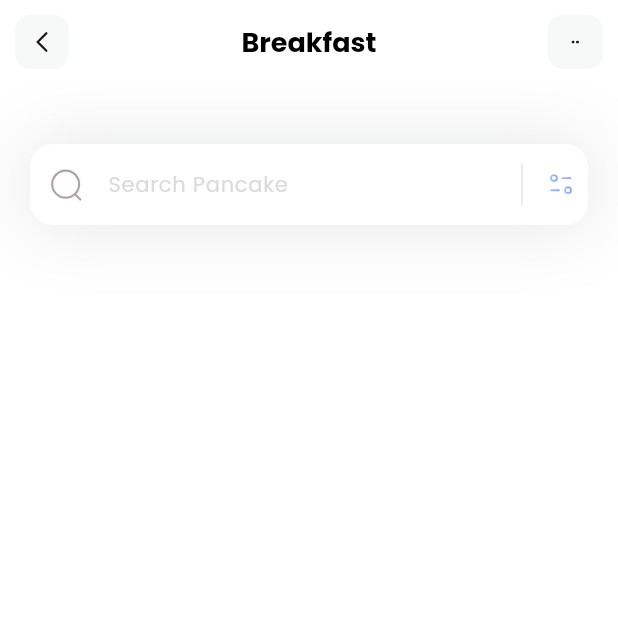
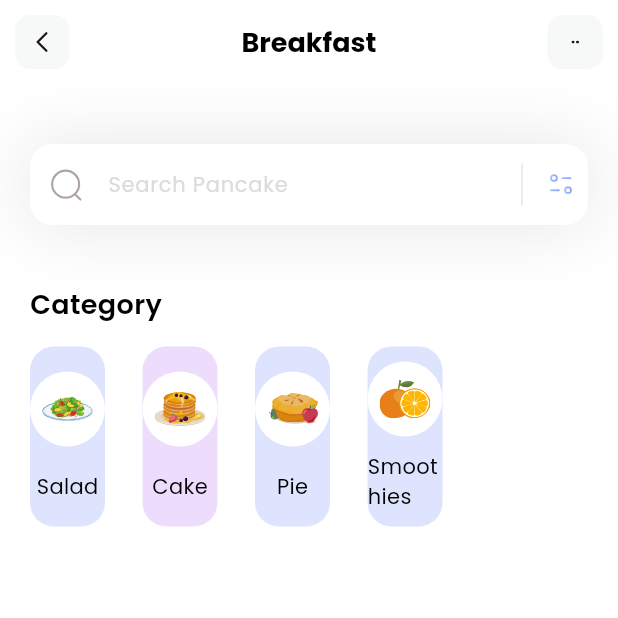
Before and after one commit to IsraelPeled/breakfast, a Flutter app: the screen it shows after launch, on a phone screen of 412 x 824 dp, the top half of it. Run offline on Flutter 3.47's test engine with Material 3 defaults, Android fonts, the phone set to English and light mode, and no system bars; our stand-ins replace flutter_svg.

Commit message:
add categories

```diff
--- /dev/null
+++ b/lib/components/search_field.dart
@@ -0,0 +1,61 @@
+import 'package:flutter/material.dart';
+import 'package:flutter_svg/flutter_svg.dart';
+
+
+class searchField extends StatelessWidget {
+  const searchField({super.key});
+
+  @override
+  Widget build(BuildContext context) {
+    return Container(
+      margin: const EdgeInsets.only(top: 40, left: 20, right: 20),
+      decoration: BoxDecoration(
+          boxShadow: [BoxShadow(
+              color: Color(0xff101617).withOpacity(0.11),
+              blurRadius: 40,
+              spreadRadius: 0
+          )]
+      ),
+      child: TextField(
+        decoration: InputDecoration(
+            filled: true,
+            fillColor: Colors.white,
+            contentPadding: const EdgeInsets.all(15),
+            hintText: 'Search Pancake',
+            hintStyle: TextStyle(
+                color: Color(0xffdddada),
+                fontSize: 14
+            ),
+            prefixIcon: Padding(
+              padding: const EdgeInsets.all(12),
+              child: SvgPicture.asset('assets/icons/Search.svg'),
+            ),
+            suffixIcon: Container(
+              width: 100,
+              child: IntrinsicHeight(
+                child: Row(
+                  mainAxisAlignment: MainAxisAlignment.end,
+                  children: [
+                    VerticalDivider(
+                      color: Colors.black,
+                      indent: 10,
+                      endIndent: 10,
+                      thickness: 0.1,
+                    ),
+                    Padding(
+                      padding: const EdgeInsets.all(8.0),
+                      child: SvgPicture.asset('assets/icons/Filter.svg'),
+                    ),
+                  ],
+                ),
+              ),
+            ),
+            border: OutlineInputBorder(
+                borderRadius: BorderRadius.circular(15),
+                borderSide: BorderSide.none
+            )
+        ),
+      ),
+    );
+  }
+}
--- a/lib/main.dart
+++ b/lib/main.dart
@@ -14,7 +14,7 @@ class MyApp extends StatelessWidget {
     return MaterialApp(
       debugShowCheckedModeBanner: false,
       theme: ThemeData(fontFamily: 'Poppins'),
-      home: const HomePage(),
+      home: HomePage(),
     );
   }
 }
--- /dev/null
+++ b/lib/models/category_model.dart
@@ -0,0 +1,47 @@
+import 'package:flutter/material.dart';
+
+class CategoryModel{
+  String name;
+  String iconPath;
+  Color boxColor;
+
+  CategoryModel({
+    required this.name,
+    required this.iconPath,
+    required this.boxColor,
+});
+
+  static List<CategoryModel> getCategories(){
+    List<CategoryModel> categories = [];
+
+    categories.add(
+        CategoryModel(
+            name: 'Salad',
+            iconPath: 'assets/icons/plate.svg',
+            boxColor: const Color(0xff92a3fd),)
+    );
+
+    categories.add(
+        CategoryModel(
+          name: 'Cake',
+          iconPath: 'assets/icons/pancakes.svg',
+          boxColor: const Color(0xffc58bf2),)
+    );
+
+    categories.add(
+        CategoryModel(
+          name: 'Pie',
+          iconPath: 'assets/icons/pie.svg',
+          boxColor: const Color(0xff92a3fd),)
+    );
+
+    categories.add(
+        CategoryModel(
+          name: 'Smoothies',
+          iconPath: 'assets/icons/orange-snacks.svg',
+          boxColor: const Color(0xff92a3fd),)
+    );
+
+    return categories;
+  }
+}
--- a/lib/pages/home_page.dart
+++ b/lib/pages/home_page.dart
@@ -1,76 +1,103 @@
+import 'package:breakfast/components/search_field.dart';
+import 'package:breakfast/models/category_model.dart';
 import 'package:flutter/material.dart';
 import 'package:flutter_svg/flutter_svg.dart';
 
 
-class HomePage extends StatelessWidget {
-  const HomePage({super.key});
+class HomePage extends StatefulWidget {
+  HomePage({super.key});
+
+  @override
+  State<HomePage> createState() => _HomePageState();
+}
+
+class _HomePageState extends State<HomePage> {
+  List<CategoryModel> categories = [];
+
+  void _getCategoris(){
+    categories = CategoryModel.getCategories();
+  }
+
+  @override
+  void initState(){
+    _getCategoris();
+  }
 
   @override
   Widget build(BuildContext context) {
+    _getCategoris();
     return Scaffold(
       appBar: appBar(),
       backgroundColor: Colors.white,
       body: Column(
+        crossAxisAlignment: CrossAxisAlignment.start,
         children: [
-          _searchField(),
+          searchField(),
+          SizedBox(height: 40,),
+          Column(
+            crossAxisAlignment: CrossAxisAlignment.start,
+            children: [
+              Padding(
+                padding: const EdgeInsets.only(left: 20),
+                child: Text(
+                  'Category',
+                  style: TextStyle(
+                    color: Colors.black,
+                    fontSize: 18,
+                    fontWeight: FontWeight.w600
+                  ),
+                ),
+              ),
+              SizedBox(height: 15,),
+              Container(
+                height: 120,
+                child: ListView.separated(
+                  itemCount: categories.length,
+                    scrollDirection: Axis.horizontal,
+                    padding: EdgeInsets.only(left: 20, right: 20),
+                    separatorBuilder: (context, index) => SizedBox(width: 25,),
+                    itemBuilder: (context, index){
+                      return Container(
+                        width: 50,
+                        decoration: BoxDecoration(
+                          color: categories[index].boxColor.withOpacity(0.3),
+                          borderRadius: BorderRadius.circular(16)
+                        ),
+                        child: Column(
+                          mainAxisAlignment: MainAxisAlignment.spaceEvenly,
+                          children: [
+                            Container(
+                              width: 50,
+                              height: 50,
+                              decoration: BoxDecoration(
+                                  color: Colors.white,
+                                  shape: BoxShape.circle
+                              ),
+                              child: Padding(
+                                padding: const EdgeInsets.all(8.0),
+                                child: SvgPicture.asset(categories[index].iconPath),
+                              ),
+                            ),
+                            Text(
+                              categories[index].name,
+                              style: TextStyle(
+                                fontWeight: FontWeight.w400,
+                                color: Colors.black,
+                                fontSize: 14,
+                              ),
+                            )
                           ],
                         ),
                       );
                     }
-}
-
-
-Container _searchField(){
-   return Container(
-     margin: const EdgeInsets.only(top: 40, left: 20, right: 20),
-     decoration: BoxDecoration(
-         boxShadow: [BoxShadow(
-             color: Color(0xff101617).withOpacity(0.11),
-             blurRadius: 40,
-             spreadRadius: 0
-         )]
                 ),
-     child: TextField(
-       decoration: InputDecoration(
-           filled: true,
-           fillColor: Colors.white,
-           contentPadding: const EdgeInsets.all(15),
-           hintText: 'Search Pancake',
-           hintStyle: TextStyle(
-               color: Color(0xffdddada),
-               fontSize: 14
-           ),
-           prefixIcon: Padding(
-             padding: const EdgeInsets.all(12),
-             child: SvgPicture.asset('assets/icons/Search.svg'),
-           ),
-           suffixIcon: Container(
-             width: 100,
-             child: IntrinsicHeight(
-               child: Row(
-                 mainAxisAlignment: MainAxisAlignment.end,
-                 children: [
-                   VerticalDivider(
-                     color: Colors.black,
-                     indent: 10,
-                     endIndent: 10,
-                     thickness: 0.1,
-                   ),
-                   Padding(
-                     padding: const EdgeInsets.all(8.0),
-                     child: SvgPicture.asset('assets/icons/Filter.svg'),
               ),
             ],
-               ),
-             ),
-           ),
-           border: OutlineInputBorder(
-               borderRadius: BorderRadius.circular(15),
-               borderSide: BorderSide.none
           )
-       ),
+        ],
       ),
     );
+  }
 }
 
 AppBar appBar(){
```
Lines whose indentation alone changed are shown as unchanged.
